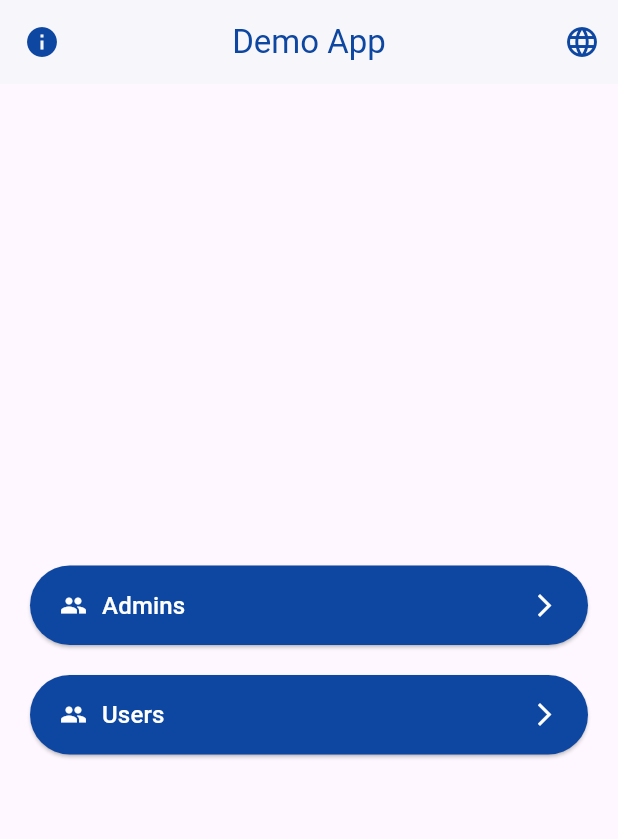
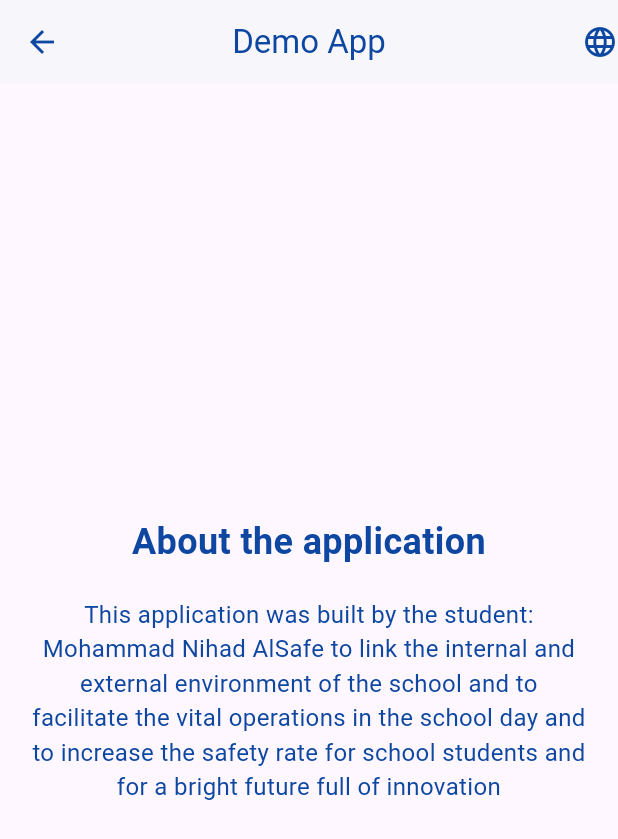
Before and after one commit to abolambA/NearSchool_Demo, a Flutter app: the screen it shows after launch, after a tap on the "info" icon, on a phone screen of 412 x 824 dp. Shown: the top 839 px of the screen. Run offline on Flutter 3.47's test engine with Material 3 defaults, Android fonts, the light colour scheme and no system bars.

Commit message:
first commit

```diff
--- /dev/null
+++ b/lib/screens/about_screen.dart
@@ -0,0 +1,56 @@
+import 'package:flutter/material.dart';
+
+class AboutScreen extends StatelessWidget {
+  final bool isEnglish;
+
+  AboutScreen({required this.isEnglish});
+
+  @override
+  Widget build(BuildContext context) {
+    return Scaffold(
+      appBar: AppBar(
+        backgroundColor: Colors.white,
+        elevation: 1,
+        leading: IconButton(
+          icon: Icon(Icons.arrow_back, color: Colors.blue.shade900),
+          onPressed: () {
+            Navigator.pop(context);
+          },
+        ),
+        title: Text(
+          isEnglish ? 'Demo App' : 'تطبيق إستعراض',
+          style: TextStyle(color: Colors.blue.shade900),
+        ),
+        centerTitle: true,
+        actions: [
+          Icon(Icons.language, color: Colors.blue.shade900), // Fixed icon for consistency
+        ],
+      ),
+      body: Padding(
+        padding: const EdgeInsets.all(20.0),
+        child: Column(
+          mainAxisAlignment: MainAxisAlignment.center,
+          children: [
+            Text(
+              isEnglish ? 'About the application' : 'عن التطبيق',
+              style: TextStyle(
+                fontSize: 24,
+                fontWeight: FontWeight.bold,
+                color: Colors.blue.shade900,
+              ),
+              textAlign: TextAlign.center,
+            ),
+            SizedBox(height: 20),
+            Text(
+              isEnglish
+                  ? 'This application was built by the student: Mohammad Nihad AlSafe to link the internal and external environment of the school and to facilitate the vital operations in the school day and to increase the safety rate for school students and for a bright future full of innovation'
+                  : 'تم بناء هذا التطبيق من قبل الطالب: محمد نهاد الصوفي للربط بين البيئة الداخلية و الخارجية للمدرسة و لتسهيل العمليات الحيوية في اليوم الدراسي و لزيادة نسبة الأمان للطلاب المدرسيين و لمستقبل باهر يدخل بالإبتكار',
+              style: TextStyle(fontSize: 16, color: Colors.blue.shade900),
+              textAlign: TextAlign.center,
+            ),
+          ],
+        ),
+      ),
+    );
+  }
+}
--- a/lib/screens/home_screen.dart
+++ b/lib/screens/home_screen.dart
@@ -1,4 +1,5 @@
 import 'package:flutter/material.dart';
+import 'package:near_school_demo/screens/about_screen.dart';
 
 class HomeScreen extends StatefulWidget {
   @override
@@ -17,7 +18,12 @@ class _HomeScreenState extends State<HomeScreen> {
         leading: IconButton(
           icon: Icon(Icons.info, color: Colors.blue.shade900),
           onPressed: () {
-            // Info icon action here
+            Navigator.push(
+              context,
+              MaterialPageRoute(
+                builder: (context) => AboutScreen(isEnglish: isEnglish),
+              ),
+            );
           },
         ),
         title: Text(
@@ -66,7 +72,8 @@ class _HomeScreenState extends State<HomeScreen> {
     return ElevatedButton(
       onPressed: onPressed,
       style: ElevatedButton.styleFrom(
-        padding: EdgeInsets.symmetric(vertical: 15.0, horizontal: 20.0), backgroundColor: Colors.blue.shade900,
+        padding: EdgeInsets.symmetric(vertical: 15.0, horizontal: 20.0),
+        backgroundColor: Colors.blue.shade900,
         shape: RoundedRectangleBorder(
           borderRadius: BorderRadius.circular(30),
         ),
```
